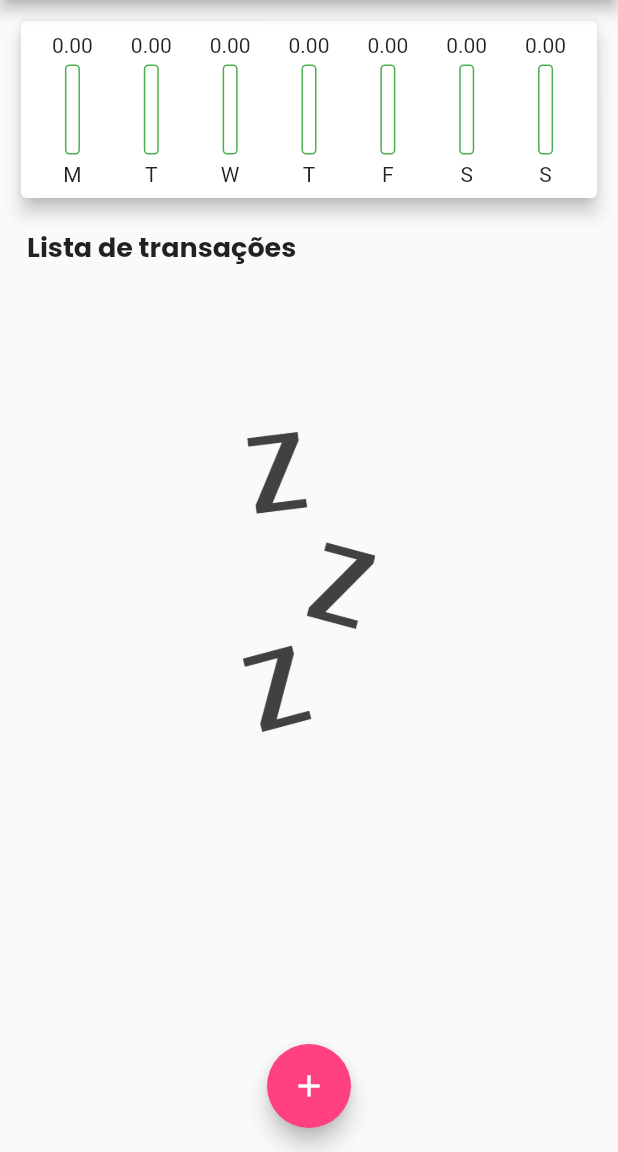
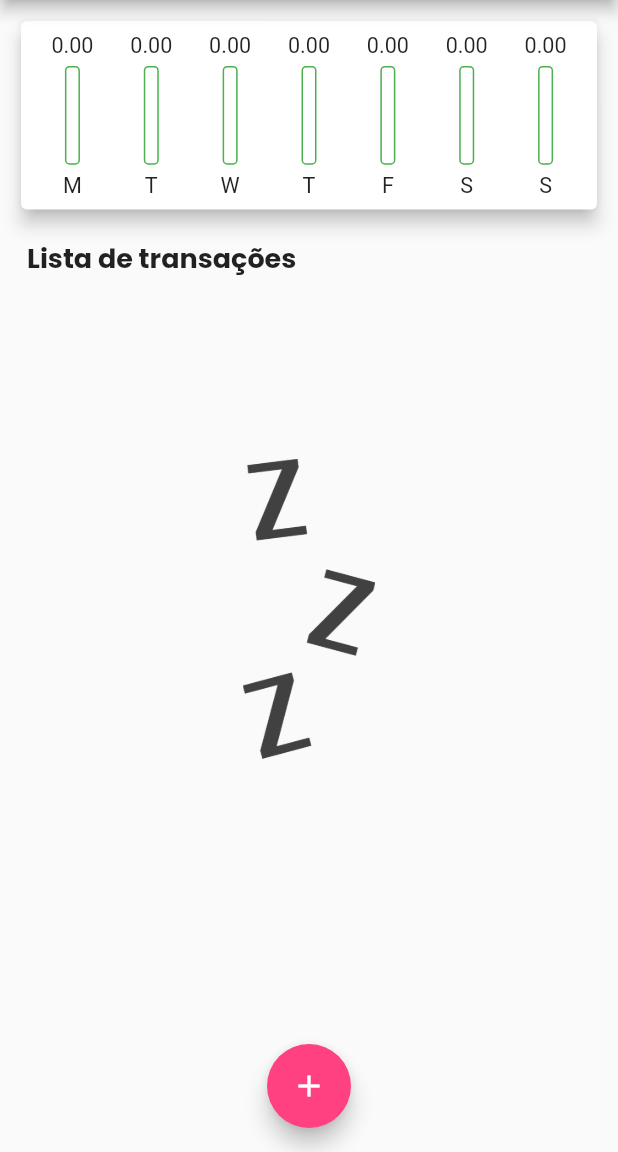
Before and after one commit to leoacostt/projeto_expenses, a Flutter app: the screen it shows after launch, on a phone screen of 412 x 824 dp, the part 84-1236 px from its top. Run offline on Flutter 3.47's test engine with Material 2 defaults, Android fonts, the phone set to English and light mode, and no system bars.

Commit message:
Adicionando responsividade

```diff
--- a/lib/components/chart_bar.dart
+++ b/lib/components/chart_bar.dart
@@ -13,23 +13,23 @@ class ChartBar extends StatelessWidget {
 
   @override
   Widget build(BuildContext context) {
+    return LayoutBuilder(
+      builder: (ctx, constrains) {
         return Column(
           children: <Widget>[
-        FittedBox(child: Text('${value.toStringAsFixed(2)}')),
-        SizedBox(height: 5),
             Container(
-          height: 60,
+              height: constrains.maxHeight * 0.15,
+              child: FittedBox(
+                child: Text('${value.toStringAsFixed(2)}'))),
+            SizedBox(height: constrains.maxHeight * 0.05),
+            Container(
+              height: constrains.maxHeight * 0.6,
               width: 10,
-          child: Stack(
-            alignment: Alignment.bottomCenter,
-            children: <Widget> [
+              child: Stack(alignment: Alignment.bottomCenter, children: <Widget>[
                 Container(
                   decoration: BoxDecoration(
                     borderRadius: BorderRadius.circular(3),
-                  border: Border.all(
-                    color: Colors.green,
-                    width: 1.0
-                  ),
+                    border: Border.all(color: Colors.green, width: 1.0),
                   ),
                 ),
                 FractionallySizedBox(
@@ -37,16 +37,18 @@ class ChartBar extends StatelessWidget {
                   child: Container(
                     decoration: BoxDecoration(
                         color: Colors.green[200],
-                    borderRadius: BorderRadius.circular(3)
-                  ),
+                        borderRadius: BorderRadius.circular(3)),
                   ),
                 )
-            ]
+              ]),
             ),
-        ),
-        SizedBox(height: 5),
-        Text(label),
+            SizedBox(height: constrains.maxHeight * 0.05),
+            Container(
+              height: constrains.maxHeight * 0.15,
+              child: FittedBox(child: Text(label))),
           ],
+        );
+      },
     );
   }
 }
--- a/lib/components/transaction_list.dart
+++ b/lib/components/transaction_list.dart
@@ -10,9 +10,7 @@ class TransactionList extends StatelessWidget {
 
   @override
   Widget build(BuildContext context) {
-    return Container(
-      height: 550,
-      child: transactions.isEmpty
+    return transactions.isEmpty
         ? Column(
             children: [
               SizedBox(height: 100),
@@ -35,6 +33,7 @@ class TransactionList extends StatelessWidget {
                 child: ListTile(
                   leading: Container(
                     width: 90,
+                    height: 40,
                     padding: EdgeInsets.all(6),
                     decoration: BoxDecoration(
                         border: Border.all(
@@ -67,7 +66,6 @@ class TransactionList extends StatelessWidget {
                 ),
               );
             },
-            ),
           );
   }
 }
--- a/lib/main.dart
+++ b/lib/main.dart
@@ -94,8 +94,7 @@ class _MyHomePageState extends State<MyHomePage> {
 
   @override
   Widget build(BuildContext context) {
-    return Scaffold(
-      appBar: AppBar(
+    final appBar = AppBar(
         title: Text('Despesas Pessoais'),
         actions: <Widget>[
           IconButton(
@@ -103,27 +102,43 @@ class _MyHomePageState extends State<MyHomePage> {
             onPressed: () => _openTransactionFormModal(context),
           )
         ],
-      ),
+      );
+
+    final availableHeight = MediaQuery.of(context).size.height
+      - appBar.preferredSize.height
+      - MediaQuery.of(context).padding.top
+      - 25;
+
+    return Scaffold(
+      appBar: appBar,
       body: SingleChildScrollView(
         child: Padding(
           padding: const EdgeInsets.all(10),
           child: Column(
-            crossAxisAlignment: CrossAxisAlignment.start,
+            crossAxisAlignment: CrossAxisAlignment.stretch,
             children: <Widget>[
-              Chart(_recentTransactions),
+
+              Container(
+                height: availableHeight * 0.180,
+                child: Chart(_recentTransactions)),
               SizedBox(height: 15),
               Padding(
                 padding: const EdgeInsets.only(left: 8.0),
-                child: Text(
-                  'Lista de transações',
-                  style: TextStyle(
-                      fontFamily: 'Poppins',
-                      fontSize: 18,
-                      fontWeight: FontWeight.bold),
+                child: Container(
+                  height: availableHeight * 0.05,
+                  child: Text(
+                    'Lista de transações',
+                    style: TextStyle(
+                        fontFamily: 'Poppins',
+                        fontSize: 18 * MediaQuery.of(context).textScaleFactor,
+                        fontWeight: FontWeight.bold),
+                  ),
                 ),
               ),
               SizedBox(height: 10),
-              TransactionList(_transactions, _removeTransaction),
+              Container(
+                height: availableHeight * 0.75,
+                child: TransactionList(_transactions, _removeTransaction)),
             ],
           ),
         ),
```
Lines whose indentation alone changed are shown as unchanged.
